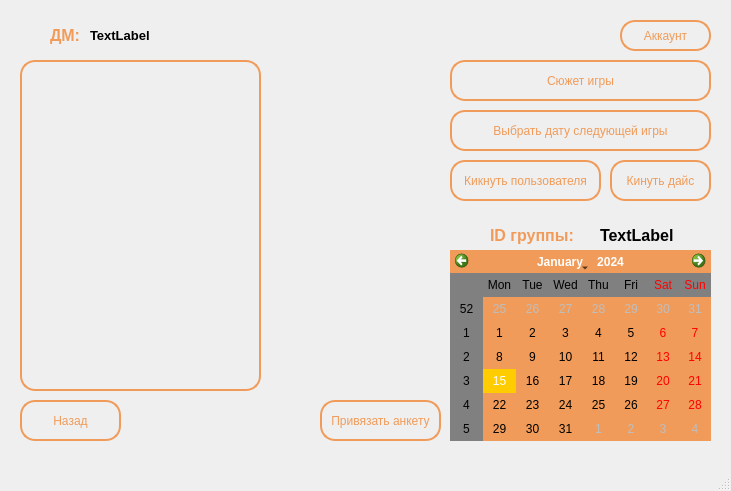
Gelzy788/DnD-Helper, file data/ui_files/group_screen.ui: the form before one commit.
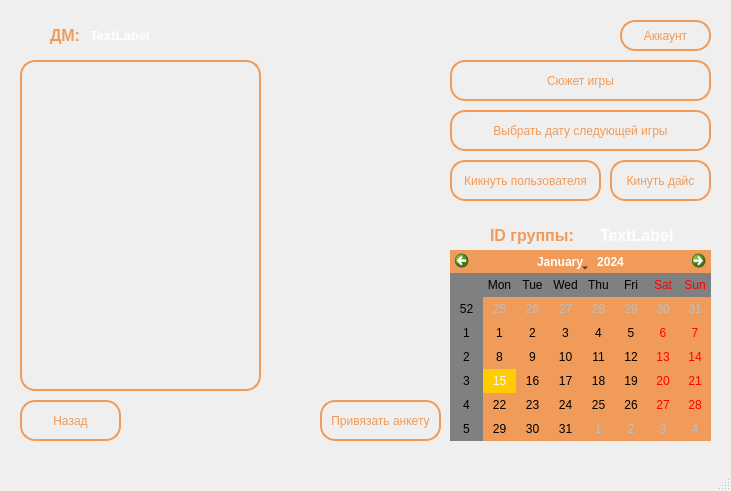
The form after the commit. Icons and pictures are not drawn.

Commit message: Interface has been edited

The edit to the form file:
```diff
--- a/data/ui_files/group_screen.ui
+++ b/data/ui_files/group_screen.ui
@@ -138,6 +138,11 @@
       <height>31</height>
      </rect>
     </property>
+    <property name="styleSheet">
+     <string notr="true">QLabel{
+	color: white;
+}</string>
+    </property>
     <property name="text">
      <string>&lt;html&gt;&lt;head/&gt;&lt;body&gt;&lt;p&gt;&lt;span style=&quot; font-size:10pt; font-weight:600;&quot;&gt;TextLabel&lt;/span&gt;&lt;/p&gt;&lt;/body&gt;&lt;/html&gt;</string>
     </property>
@@ -270,6 +275,11 @@
       <height>31</height>
      </rect>
     </property>
+    <property name="styleSheet">
+     <string notr="true">QLabel{
+	color: white;
+}</string>
+    </property>
     <property name="text">
      <string>&lt;html&gt;&lt;head/&gt;&lt;body&gt;&lt;p&gt;&lt;span style=&quot; font-size:12pt; font-weight:600;&quot;&gt;TextLabel&lt;/span&gt;&lt;/p&gt;&lt;/body&gt;&lt;/html&gt;</string>
     </property>
```
The commit also changes 6 other files.
